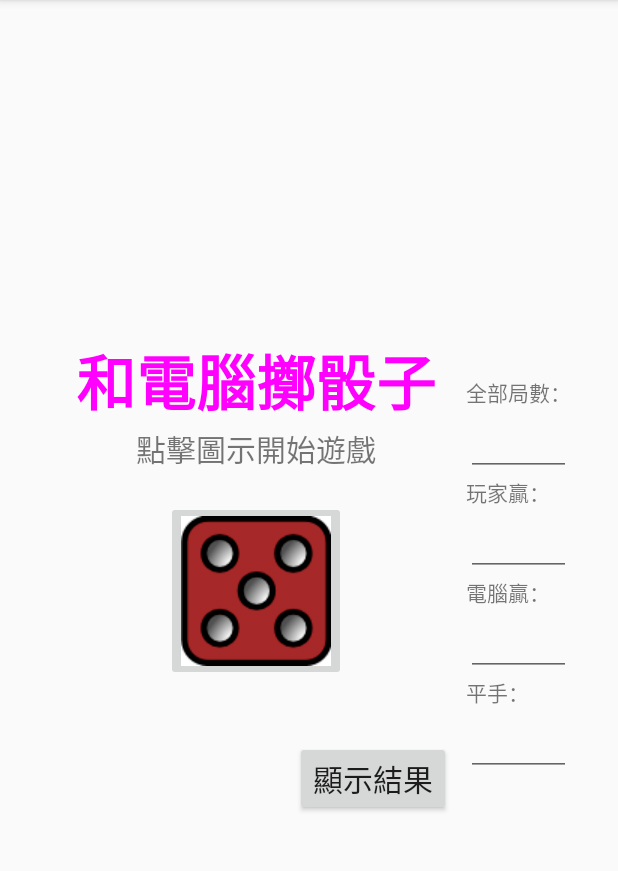
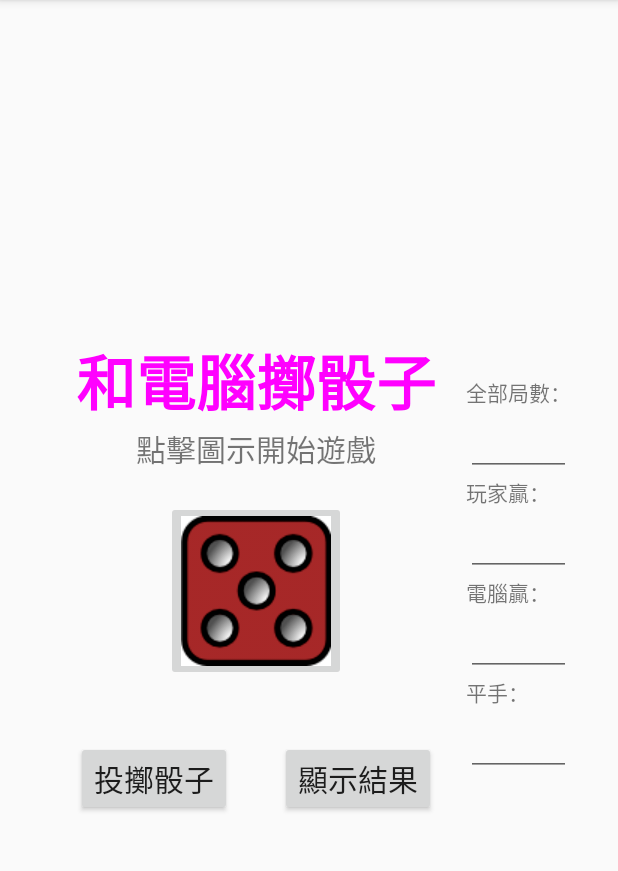
Before and after one commit to IBOTIAndy/NTUT_Android_HW, an Android app: the screen it shows after launch (MainActivity), after a tap on "顯示結果", on a phone screen of 412 x 824 dp, the part 84-955 px from its top. Run offline under Robolectric (Android 15) with nearby library versions, the phone set to English and light mode, and no system bars; 1 other tap on this screen came first.

Commit message:
new draw dice button and layout fixing

```diff
--- a/app/src/main/res/layout/fragment_main.xml
+++ b/app/src/main/res/layout/fragment_main.xml
@@ -34,14 +34,26 @@
         android:paddingRight="10dp" />
 
     <Button
+        android:id="@+id/btnDrawDice"
+        android:layout_width="wrap_content"
+        android:layout_height="wrap_content"
+        android:layout_alignLeft="@id/txtTitle"
+        android:layout_alignStart="@id/txtTitle"
+        android:layout_below="@+id/imgBtnDice"
+        android:layout_marginLeft="20dp"
+        android:layout_marginStart="20dp"
+        android:text="@string/btn_draw_dice"
+        android:textSize="20sp" />
+
+    <Button
         android:id="@+id/btnShowResult"
         android:layout_width="wrap_content"
         android:layout_height="wrap_content"
         android:layout_alignRight="@id/txtTitle"
         android:layout_alignEnd="@id/txtTitle"
         android:layout_below="@+id/imgBtnDice"
-        android:layout_marginRight="10dp"
-        android:layout_marginEnd="10dp"
+        android:layout_marginRight="20dp"
+        android:layout_marginEnd="20dp"
         android:text="@string/btn_show_result"
         android:textSize="20sp" />
 
--- a/app/src/main/res/values/strings.xml
+++ b/app/src/main/res/values/strings.xml
@@ -12,6 +12,7 @@
     <string name="comupter_win_set">電腦贏：</string>
     <string name="draw">平手：</string>
 
+    <string name="btn_draw_dice">投擲骰子</string>
     <string name="btn_show_result">顯示結果</string>
 
 </resources>
```
